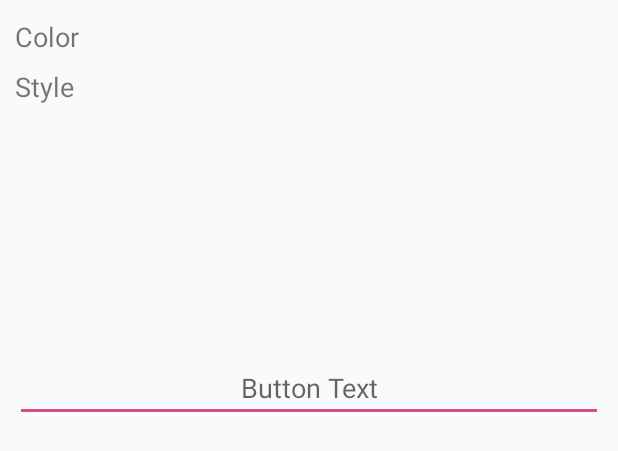
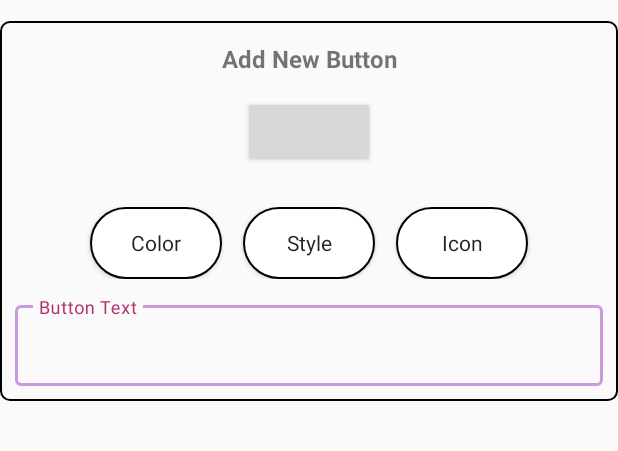
Before and after one commit to meudayhegde/ESPUtils_android, an Android app: the layout create_button_dialog_layout.xml on its own in the app's theme, with its tools: preview values and no code run, on a phone screen of 412 x 824 dp. Shown: the top 451 px of the screen. Run offline under Robolectric (Android 15) with nearby library versions, the light colour scheme and no system bars.

Commit message:
few changes

```diff
--- a/app/build.gradle
+++ b/app/build.gradle
@@ -32,6 +32,7 @@ dependencies {
     implementation 'com.android.support:support-v4:28.0.0'
     implementation 'com.android.support:support-vector-drawable:28.0.0'
     implementation 'com.github.clans:fab:1.6.4'
+    implementation 'com.github.duanhong169:colorpicker:1.1.6'
     testImplementation 'junit:junit:4.12'
     androidTestImplementation 'com.android.support.test:runner:1.0.2'
     androidTestImplementation 'com.android.support.test.espresso:espresso-core:3.0.2'
--- a/app/src/main/java/com/irware/remote/MainActivity.kt
+++ b/app/src/main/java/com/irware/remote/MainActivity.kt
@@ -11,8 +11,10 @@ import android.os.Bundle
 import android.os.Handler
 import android.support.design.widget.NavigationView
 import android.support.v4.app.Fragment
+import android.support.v4.graphics.ColorUtils
 import android.support.v4.view.GravityCompat
 import android.support.v7.app.ActionBarDrawerToggle
+import android.support.v7.app.AlertDialog
 import android.support.v7.app.AppCompatActivity
 import android.text.TextUtils
 import android.view.Menu
--- a/app/src/main/java/com/irware/remote/ui/MyGridView.kt
+++ /dev/null
@@ -1,36 +0,0 @@
-package com.irware.remote.ui
-
-import android.content.Context
-import android.util.AttributeSet
-import android.widget.AbsListView
-import android.widget.GridView
-
-class MyGridView : GridView {
-    constructor(context: Context) : super(context)
-
-    constructor(context: Context, attrs: AttributeSet) : super(context, attrs)
-
-    constructor(context: Context, attrs: AttributeSet, defStyle: Int) : super(
-        context,
-        attrs,
-        defStyle
-    )
-
-    override fun onMeasure(widthMeasureSpec: Int, heightMeasureSpec: Int) {
-        val heightSpec: Int
-
-        if (layoutParams.height == AbsListView.LayoutParams.WRAP_CONTENT) {
-            // The great Android "hackatlon", the love, the magic.
-            // The two leftmost bits in the height measure spec have
-            // a special meaning, hence we can't use them to describe height.
-            heightSpec = MeasureSpec.makeMeasureSpec(
-                Integer.MAX_VALUE shr 2, MeasureSpec.AT_MOST
-            )
-        } else {
-            // Any other height should be respected as is.
-            heightSpec = heightMeasureSpec
-        }
-
-        super.onMeasure(widthMeasureSpec, heightSpec)
-    }
-}
--- /dev/null
+++ b/app/src/main/res/color/edit_text_bg_white.xml
@@ -0,0 +1,6 @@
+<?xml version="1.0" encoding="utf-8"?>
+<selector xmlns:android="http://schemas.android.com/apk/res/android">
+    <item android:color="#c9d" android:state_focused="true"/>
+    <item android:color="#456" android:state_hovered="true"/>
+    <item android:color="#456"/>
+</selector>
--- a/app/src/main/res/drawable/edit_text_bg.xml
+++ b/app/src/main/res/drawable/edit_text_bg.xml
@@ -3,7 +3,7 @@
     <item android:state_focused="false">
         <shape android:shape="rectangle" >
             <corners android:radius="6sp" />
-            <stroke android:width="2px" android:color="#fff"/>
+            <stroke android:width="2px" android:color="#000"/>
 
         </shape>
     </item>
--- /dev/null
+++ b/app/src/main/res/drawable/round_corner_white_bg.xml
@@ -0,0 +1,28 @@
+<?xml version="1.0" encoding="utf-8"?>
+<selector xmlns:android="http://schemas.android.com/apk/res/android">
+    <item android:state_pressed="false">
+        <shape android:shape="rectangle">
+            <corners android:radius="100dp"/>
+            <stroke android:color="@color/btn_border_dark"
+                    android:width="2px"/>
+            <solid android:color="@color/whiteTextColor"/>
+        </shape>
+    </item>
+    <item android:state_pressed="true">
+        <shape android:shape="rectangle">
+            <corners android:radius="100dp"/>
+            <stroke android:color="@color/btn_border_dark"
+                    android:width="2px"/>
+            <solid android:color="@color/bg_color_btn_grey"/>
+        </shape>
+    </item>
+    <item android:state_enabled="false">
+        <shape android:shape="rectangle">
+            <corners android:radius="100dp"/>
+            <stroke android:color="@color/btn_border_dark"
+                    android:width="0.2dp"/>
+            <solid android:color="#8F8F8F"/>
+        </shape>
+
+    </item>
+</selector>
--- a/app/src/main/res/layout/create_button_dialog_layout.xml
+++ b/app/src/main/res/layout/create_button_dialog_layout.xml
@@ -1,7 +1,6 @@
 <?xml version="1.0" encoding="utf-8"?>
 <ScrollView xmlns:android="http://schemas.android.com/apk/res/android"
         xmlns:app="http://schemas.android.com/apk/res-auto"
-        xmlns:tools="http://schemas.android.com/tools"
         android:layout_width="match_parent"
         android:layout_height="match_parent">
 
@@ -27,59 +26,96 @@
 
         </LinearLayout>
 
-        <TableLayout android:layout_width="match_parent" android:layout_height="wrap_content" android:layout_alignParentBottom="true"
-                     android:layout_marginBottom="0dp" android:id="@+id/button_prop_table">
+        <LinearLayout
+                android:id="@+id/button_prop_layout"
+                android:layout_width="match_parent"
+                android:layout_height="wrap_content"
+                android:layout_alignParentBottom="true"
+                android:layout_marginBottom="14sp"
+                android:gravity="center_horizontal"
+                android:background="@drawable/edit_text_bg"
+                android:orientation="vertical">
 
-            <TableRow android:layout_width="match_parent" android:layout_height="wrap_content" android:gravity="center_vertical">
-                <TextView android:text="@string/color" android:layout_width="wrap_content" android:layout_height="wrap_content"
-                          android:id="@+id/textView6" android:textSize="18sp" android:layout_column="1"
-                          android:layout_marginBottom="5dp" android:layout_marginLeft="10dp" android:layout_marginRight="10dp"
-                          android:layout_marginTop="10dp"/>
-                <com.irware.remote.ui.MyGridView android:id="@+id/gridview_color" android:layout_width="match_parent" android:layout_height="wrap_content"
-                          android:columnWidth="30dp" android:numColumns="auto_fit" android:layout_column="2"
-                          android:verticalSpacing="4dp" android:horizontalSpacing="2dp" android:stretchMode="columnWidth"
-                          android:layout_weight="1" android:gravity="center" android:choiceMode="singleChoice"
-                          android:layout_marginBottom="5dp" android:layout_marginLeft="10dp" android:layout_marginRight="10dp"
-                          android:layout_marginTop="10dp" android:paddingTop="10dp"
-                        tools:ignore="NestedScrolling" />
-            </TableRow>
 
-            <TableRow android:layout_width="match_parent" android:layout_height="wrap_content">
-                <TextView android:text="@string/style" android:layout_width="wrap_content" android:layout_height="180dp"
-                          android:id="@+id/textView7" android:textSize="18sp" android:layout_column="1"
-                          android:layout_marginBottom="5dp" android:layout_marginLeft="10dp" android:layout_marginRight="10dp"
-                          android:layout_marginTop="5dp"/>
-                <com.irware.remote.ui.MyGridView android:id="@+id/gridview_btn_style" android:layout_width="match_parent" android:layout_height="wrap_content"
-                          android:numColumns="auto_fit" android:layout_column="2"
-                          android:verticalSpacing="4dp" android:horizontalSpacing="6dp" android:stretchMode="columnWidth"
-                          android:layout_weight="1" android:gravity="center" android:choiceMode="singleChoice"
-                          android:layout_marginBottom="5dp" android:layout_marginLeft="10dp" android:layout_marginRight="10dp"
-                          android:layout_marginTop="10dp" android:paddingTop="10dp"
-                        tools:ignore="NestedScrolling" />
-            </TableRow>
+            <TextView
+                    android:id="@+id/add_new_button"
+                    android:layout_width="match_parent"
+                    android:layout_height="wrap_content"
+                    android:layout_marginTop="14sp"
+                    android:gravity="center"
+                    android:text="@string/add_new_button"
+                    android:textSize="16sp"
+                    android:textStyle="bold" />
 
-            <TableRow android:layout_width="match_parent" android:layout_height="wrap_content" android:visibility="gone">
-                <TextView android:text="@string/icon" android:layout_width="wrap_content" android:layout_height="wrap_content"
-                          android:id="@+id/textView8" android:textSize="18sp" android:layout_column="1"
-                          android:layout_marginBottom="5dp" android:layout_marginLeft="10dp" android:layout_marginRight="10dp"
-                          android:layout_marginTop="5dp"/>
-                <com.irware.remote.ui.MyGridView android:id="@+id/gridview_icons" android:layout_width="match_parent" android:layout_height="wrap_content"
-                          android:columnWidth="30dp" android:numColumns="auto_fit" android:layout_column="2"
-                          android:verticalSpacing="4dp" android:horizontalSpacing="6dp" android:stretchMode="columnWidth"
-                          android:layout_weight="1" android:gravity="center" android:choiceMode="singleChoice"
-                          android:layout_marginBottom="5dp" android:layout_marginLeft="10dp" android:layout_marginRight="10dp"
-                          android:layout_marginTop="10dp" android:paddingTop="10dp"
-                        tools:ignore="NestedScrolling" />
-            </TableRow>
+            <Button
+                    android:id="@+id/remote_model_button"
+                    android:layout_width="wrap_content"
+                    android:layout_height="wrap_content"
+                    android:layout_margin="14sp"
 
-            <EditText android:layout_width="111dp"
-                      android:layout_height="wrap_content" android:gravity="center" android:hint="@string/button_text"
-                      android:id="@+id/btn_edit_text" android:inputType="text" android:layout_marginTop="5dp"
-                      android:layout_marginRight="10dp" android:layout_marginLeft="10dp"
-                      android:layout_marginBottom="10dp"
-                    android:importantForAutofill="no" />
+                    android:layout_marginTop="12sp"
+                    android:layout_marginBottom="18sp"
+                    android:text="" />
 
-        </TableLayout>
+            <LinearLayout
+                    style="?android:attr/buttonBarStyle"
+                    android:layout_width="match_parent"
+                    android:layout_height="match_parent"
+                    android:layout_marginTop="12sp"
+                    android:gravity="center_horizontal|center_vertical"
+                    android:orientation="horizontal">
+
+                <Button
+                        android:id="@+id/btn_choose_color"
+                        style="?android:attr/buttonBarStyle"
+                        android:layout_width="wrap_content"
+                        android:layout_height="wrap_content"
+                        android:background="@drawable/round_corner_white_bg"
+                        android:text="@string/color" />
+
+                <Button
+                        android:id="@+id/btn_choose_style"
+                        style="?android:attr/buttonBarStyle"
+                        android:layout_width="wrap_content"
+                        android:layout_height="wrap_content"
+                        android:layout_marginLeft="14sp"
+                        android:layout_marginRight="14sp"
+                        android:background="@drawable/round_corner_white_bg"
+                        android:text="@string/style" />
+
+                <Button
+                        android:id="@+id/btn_choose_icon"
+                        style="?android:attr/buttonBarStyle"
+                        android:layout_width="wrap_content"
+                        android:layout_height="wrap_content"
+                        android:background="@drawable/round_corner_white_bg"
+                        android:text="@string/icon" />
+            </LinearLayout>
+
+            <android.support.design.widget.TextInputLayout
+                    android:id="@+id/textInputButtonName"
+                    style="@style/textFieldLayoutWhiteTheme"
+                    android:layout_marginTop="12sp"
+                    android:layout_marginLeft="10dp"
+                    android:layout_marginRight="10dp"
+                    android:layout_marginBottom="10dp"
+                    android:background="@drawable/edit_text_bg"
+                    android:textColorHint="@android:color/darker_gray">
+                <EditText
+                        android:id="@+id/btn_edit_text"
+                        style="@style/modifiedEditText"
+                        android:hint="@string/button_text"
+                        android:importantForAutofill="no"
+                        android:inputType="text"
+                        android:maxLines="1"
+                        android:textColor="@android:color/black"
+                        android:textColorHighlight="@color/blue_fab_normal"
+                        android:textColorHint="@android:color/primary_text_light"
+                        android:textColorLink="@color/blue_fab_ripple"/>
+            </android.support.design.widget.TextInputLayout>
+
+        </LinearLayout>
+
 
     </RelativeLayout>
 
--- a/app/src/main/res/values/strings.xml
+++ b/app/src/main/res/values/strings.xml
@@ -31,5 +31,6 @@
     <string name="restart">Restart</string>
     <string name="exit">Exit</string>
     <string name="add_btn">Add Button</string>
+    <string name="add_new_button">Add New Button</string>
 
 </resources>
--- a/app/src/main/res/values/styles.xml
+++ b/app/src/main/res/values/styles.xml
@@ -51,6 +51,13 @@
         <item name="boxStrokeWidth">2dp</item>
     </style>
 
+    <style name="textFieldLayoutWhiteTheme" parent="Widget.MaterialComponents.TextInputLayout.OutlinedBox">
+        <item name="android:layout_width">match_parent</item>
+        <item name="android:layout_height">wrap_content</item>
+        <item name="boxStrokeColor">@color/edit_text_bg_white</item>
+        <item name="boxStrokeWidth">2dp</item>
+    </style>
+
     <style name="viewParent">
         <item name="android:layout_width">wrap_content</item>
         <item name="android:layout_height">wrap_content</item>
```
Also changed, not shown: app/src/main/java/com/irware/remote/holders/ButtonProperties.kt (+9 -8 lines), app/src/main/java/com/irware/remote/ui/CustomGridView.kt (added, +29 -0 lines), app/src/main/java/com/irware/remote/ui/adapters/ButtonLayoutAdapter.kt (+5 -11 lines), app/src/main/java/com/irware/remote/ui/adapters/ButtonStyleAdapter.kt (+4 -5 lines), app/src/main/java/com/irware/remote/ui/buttons/RemoteButton.kt (+9 -6 lines), app/src/main/java/com/irware/remote/ui/dialogs/ButtonPropertiesDilog.kt (+92 -94 lines), app/src/main/res/drawable-v21/ic_menu_camera.xml (deleted, +0 -12 lines), app/src/main/res/drawable-v21/ic_menu_gallery.xml (deleted, +0 -9 lines), app/src/main/res/drawable-v21/ic_menu_send.xml (deleted, +0 -9 lines), app/src/main/res/drawable-v21/ic_menu_slideshow.xml (deleted, +0 -9 lines).
